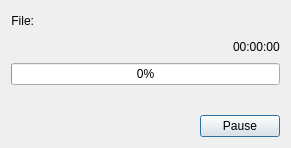
Before: the Qt Designer form CompressionDialog.ui in Metacometa/hse-coursework-1, drawn with Qt 5.
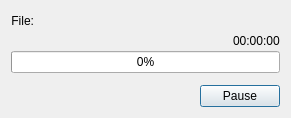
After: the same form once the commit is applied.

```diff
--- a/CompressionDialog.ui
+++ b/CompressionDialog.ui
@@ -7,15 +7,21 @@
     <x>0</x>
     <y>0</y>
     <width>291</width>
-    <height>148</height>
+    <height>118</height>
    </rect>
   </property>
   <property name="windowTitle">
    <string>Archivation</string>
   </property>
   <layout class="QGridLayout" name="gridLayout">
+   <property name="verticalSpacing">
+    <number>6</number>
+   </property>
    <item row="0" column="0">
     <layout class="QVBoxLayout" name="verticalLayout">
+     <property name="spacing">
+      <number>0</number>
+     </property>
      <item>
       <layout class="QHBoxLayout" name="horizontalLayout">
        <item>
```
Left out of the diff: 2 changed lines with no effect on the pictures.
